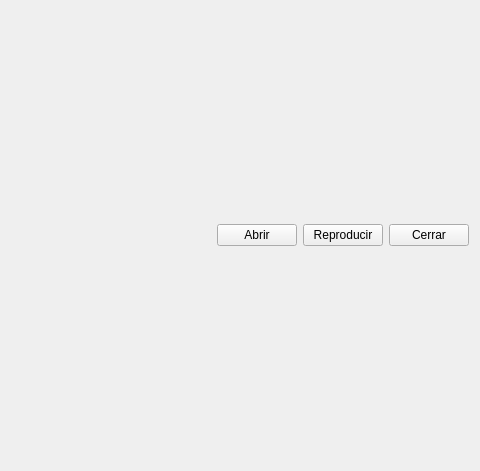
Old version of the form mainwindow.ui in the repository palfonso01/StreamPaint; both pictures show x 332 to 812 and y 0 to 471 of the 812 by 471 pixel window.
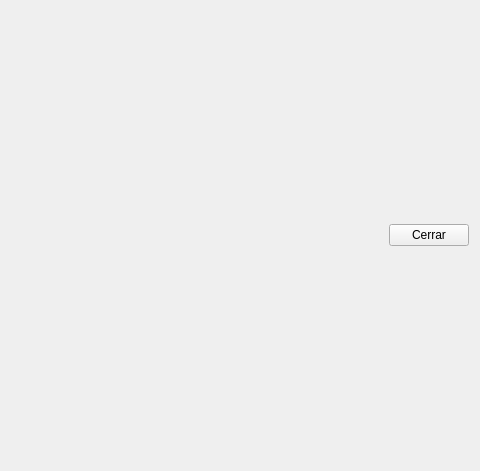
New version of the form.

```diff
--- a/mainwindow.ui
+++ b/mainwindow.ui
@@ -30,20 +30,6 @@
         </property>
        </spacer>
       </item>
-      <item>
-       <widget class="QPushButton" name="openButton">
-        <property name="text">
-         <string>Abrir</string>
-        </property>
-       </widget>
-      </item>
-      <item>
-       <widget class="QPushButton" name="playButton">
-        <property name="text">
-         <string>Reproducir</string>
-        </property>
-       </widget>
-      </item>
       <item>
        <widget class="QPushButton" name="pushButton">
         <property name="text">
```
